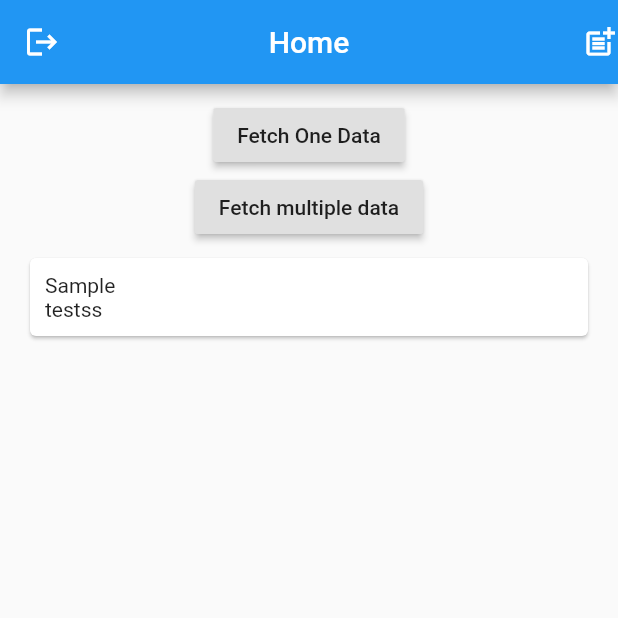
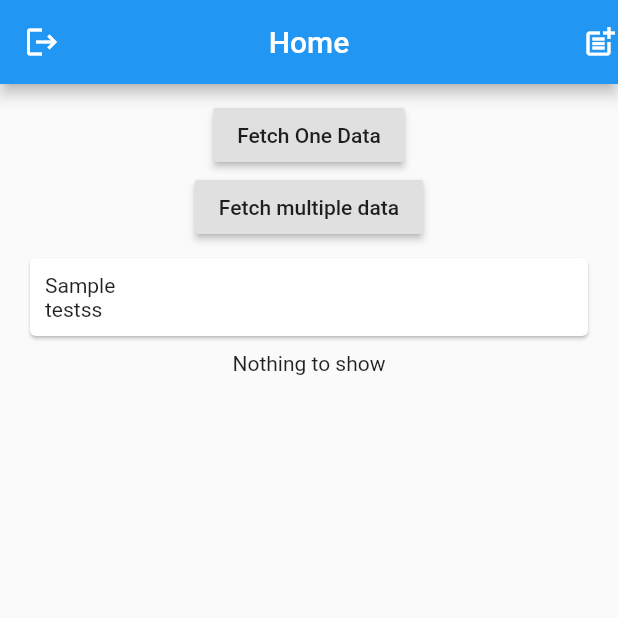
Before and after one commit to intellect4all/firestore, a Flutter app: the screen it shows once a user with an empty profile is signed in, on a phone screen of 412 x 824 dp, the top half of it. Run offline on Flutter 3.47's test engine with Material 2 defaults, Android fonts, the phone set to English and light mode, and no system bars; our stand-ins replace cloud_firestore, firebase_auth, firebase_core, flutter_spinkit, get; accounts and stored records are empty; network calls fail.

Commit message:
added the post controller

```diff
--- a/lib/controllers/AuthController.dart
+++ b/lib/controllers/AuthController.dart
@@ -19,7 +19,7 @@ class AuthController extends GetxController {
   void signUp(String email, String password) async {
     try {
       await _auth.createUserWithEmailAndPassword(
-          email: email, password: password);
+          email: email.trim(), password: password.trim());
     } catch (e) {
       Get.snackbar("Error creating your account", e.message,
           snackPosition: SnackPosition.BOTTOM);
--- a/lib/controllers/PostController..dart
+++ b/lib/controllers/PostController..dart
@@ -9,6 +9,7 @@ class PostController extends GetxController {
 
   @override
   void onInit() {
+
     super.onInit();
   }
 
@@ -29,7 +30,7 @@ class PostController extends GetxController {
   void getPost() async {
     CollectionReference postss = _firebase.collection('posts');
     Get.snackbar('Loading', 'We are getting data from the server', showProgressIndicator: true, snackPosition: SnackPosition.BOTTOM);
-    await postss.orderBy('timestamp').get().then(
+    await postss.get().then(
         (QuerySnapshot querySnapshot) => querySnapshot.docs.forEach((doc) {
               Post post = Post.fromSnapshot(doc);
               this.addPost(post);
--- a/lib/views/home/home.dart
+++ b/lib/views/home/home.dart
@@ -4,12 +4,11 @@ import 'package:firestore/views/home/add_post.dart';
 import 'package:flutter/material.dart';
 import 'package:get/get.dart';
 
-class Home extends GetWidget<AuthController> {
+class Home extends StatelessWidget {
   @override
   Widget build(BuildContext context) {
-
     PostController postController = Get.put(PostController());
-
+    AuthController authController = Get.put(AuthController());
 
     return Scaffold(
       appBar: AppBar(
@@ -18,7 +17,7 @@ class Home extends GetWidget<AuthController> {
         leading: GestureDetector(
           child: Icon(Icons.logout),
           onTap: () {
-            controller.signOut();
+            authController.signOut();
           },
         ),
         actions: [
@@ -37,14 +36,12 @@ class Home extends GetWidget<AuthController> {
           children: [
             RaisedButton(
               onPressed: () {
-
                 postController.getPost();
               },
               child: Text('Fetch One Data'),
             ),
             RaisedButton(
               onPressed: () {
-
                 postController.addPosts();
               },
               child: Text('Fetch multiple data'),
@@ -55,16 +52,47 @@ class Home extends GetWidget<AuthController> {
                 padding: const EdgeInsets.all(10),
                 child: Column(
                   children: [
+                    Row(children: [
+                      (postController.posts.isEmpty)
+                          ? Text('Sample')
+                          : Text(postController.posts[0].title),
+                    ]),
                     Row(
-                      children: [(postController.posts.isEmpty)? Text('Sample'):Text(postController.posts[0].title),]
-                    ),
-                    Row(children: [
-                      (postController.posts.isEmpty)? Text('testss'):Text(postController.posts[0].content),
-                    ],)
+                      children: [
+                        (postController.posts.isEmpty)
+                            ? Text('testss')
+                            : Text(postController.posts[0].content),
+                      ],
+                    )
                   ],
                 ),
               ),
             ),
+            (postController.posts.isEmpty) ? Text('Nothing to show') :Expanded(
+                          child: ListView.builder(
+                itemCount: postController.posts.length,
+                itemBuilder: (context, index){
+                  return Card(
+                margin: EdgeInsets.all(10),
+                child: Padding(
+                  padding: const EdgeInsets.all(10),
+                  child: Column(
+                    children: [
+                      Row(children: [
+                        Text(postController.posts[index].title),
+                      ]),
+                      Row(
+                        children: [
+                         Text(postController.posts[index].content),
+                        ],
+                      )
+                    ],
+                  ),
+                ),
+              );
+                },
+              ),
+            )
           ],
         ),
       ),
```
